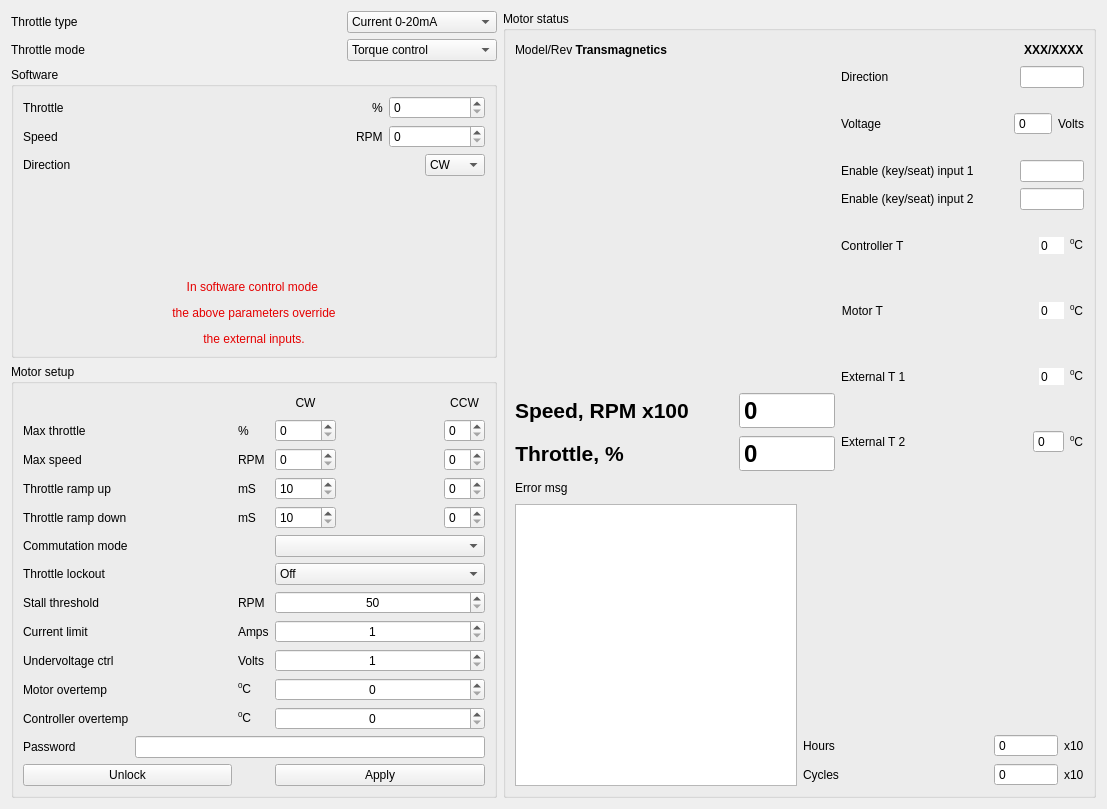
First picture: the form in software/application/src/moto.ui, repository z80/avrusb, before the edit.
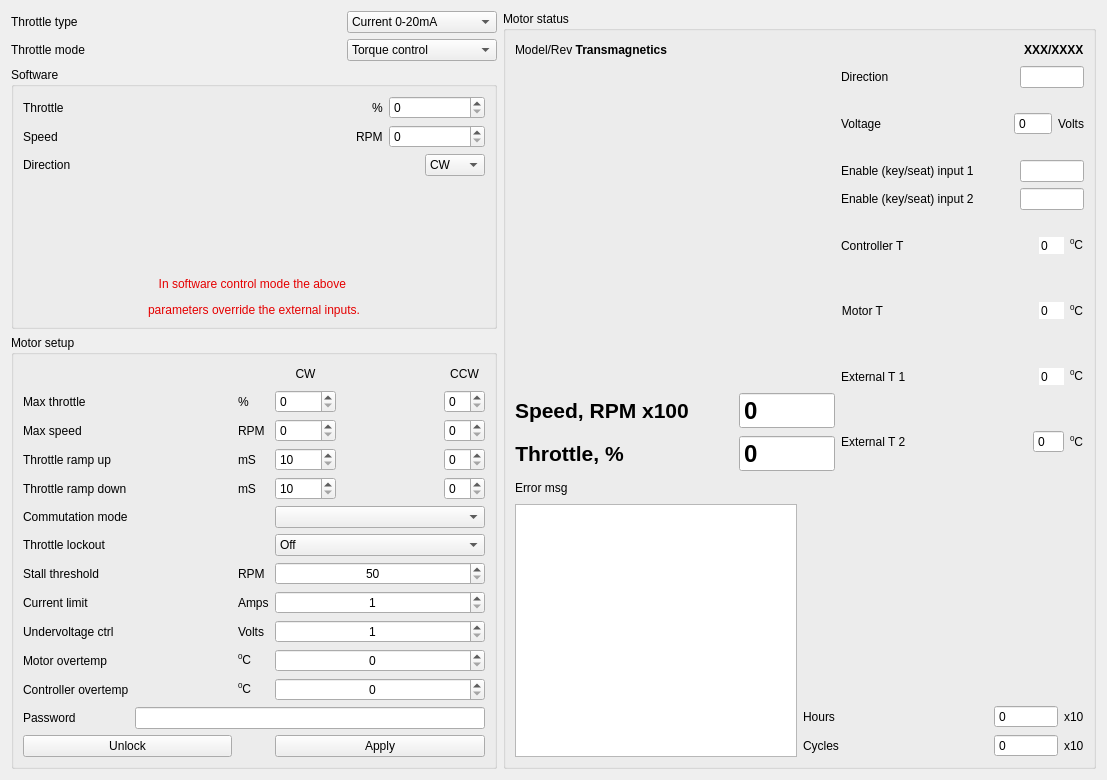
Second picture: the form after the edit. Custom widgets are drawn as their Qt base class.

```diff
--- a/software/application/src/moto.ui
+++ b/software/application/src/moto.ui
@@ -7,7 +7,7 @@
     <x>0</x>
     <y>0</y>
     <width>1107</width>
-    <height>809</height>
+    <height>780</height>
    </rect>
   </property>
   <property name="windowTitle">
@@ -962,7 +962,7 @@
       <item>
        <widget class="QLabel" name="label_44">
         <property name="text">
-         <string>&lt;html&gt;&lt;head/&gt;&lt;body&gt;&lt;p&gt;&lt;span style=&quot; color:#e50000;&quot;&gt;In software control mode &lt;/span&gt;&lt;/p&gt;&lt;p&gt;&lt;span style=&quot; color:#e50000;&quot;&gt;the above parameters override&lt;/span&gt;&lt;/p&gt;&lt;p&gt;&lt;span style=&quot; color:#e50000;&quot;&gt;the external inputs.&lt;/span&gt;&lt;/p&gt;&lt;/body&gt;&lt;/html&gt;</string>
+         <string>&lt;html&gt;&lt;head/&gt;&lt;body&gt;&lt;p align=&quot;center&quot;&gt;&lt;span style=&quot; color:#e50000;&quot;&gt;In software control mode the above &lt;/span&gt;&lt;/p&gt;&lt;p align=&quot;center&quot;&gt;&lt;span style=&quot; color:#e50000;&quot;&gt;parameters override the external inputs.&lt;/span&gt;&lt;/p&gt;&lt;/body&gt;&lt;/html&gt;</string>
         </property>
         <property name="alignment">
          <set>Qt::AlignCenter</set>
```
